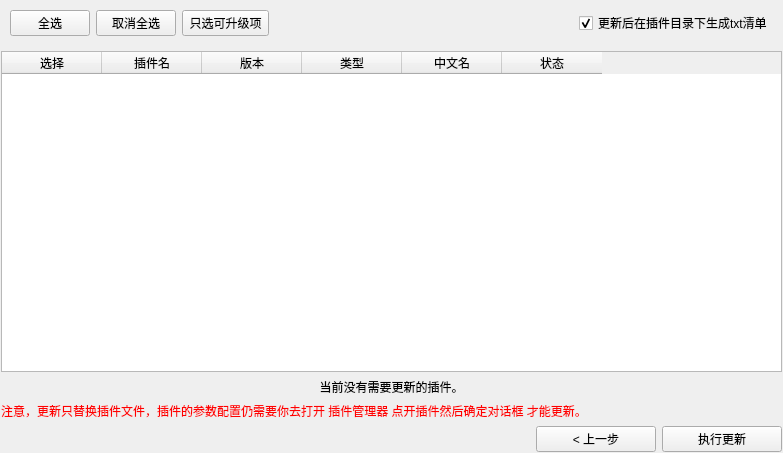
Before: the Qt Designer form DrillPluginInformationReader/Source/InformationModule/otherFunctionPart/pluginBatchUpdate/p_PluginBatchUpdatePart.ui in DrillUp/DrillPluginInformationReader, drawn with Qt 5.
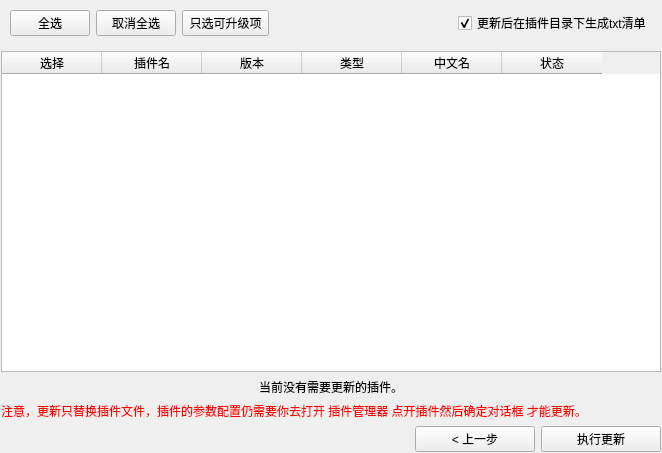
After: the same form once the commit is applied. The open tabs and pages were chosen to show the change.

Commit message: 修复细节

```diff
--- a/DrillPluginInformationReader/Source/InformationModule/otherFunctionPart/pluginBatchUpdate/p_PluginBatchUpdatePart.ui
+++ b/DrillPluginInformationReader/Source/InformationModule/otherFunctionPart/pluginBatchUpdate/p_PluginBatchUpdatePart.ui
@@ -6,7 +6,7 @@
    <rect>
     <x>0</x>
     <y>0</y>
-    <width>783</width>
+    <width>662</width>
     <height>453</height>
    </rect>
   </property>
@@ -388,6 +388,9 @@
                <property name="text">
                 <string>注意，更新只替换插件文件，插件的参数配置仍需要你去打开 插件管理器 点开插件然后确定对话框 才能更新。</string>
                </property>
+               <property name="wordWrap">
+                <bool>true</bool>
+               </property>
               </widget>
              </item>
             </layout>
```
Left out of the diff: 2 changed lines with no effect on the pictures. The commit also changes 2 other files.
